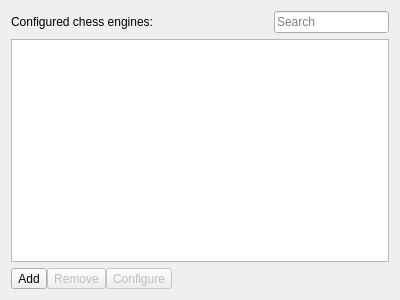
cutechess/cutechess, file projects/gui/ui/enginemanagementwidget.ui: the form before one commit.
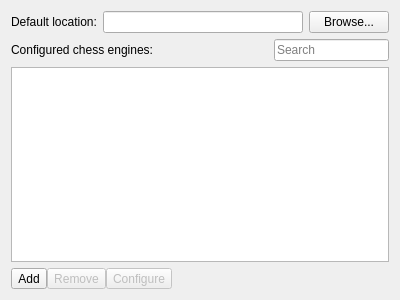
The form after the commit. Icons and pictures are not drawn.

Commit message:
gui: default base folder for new chess engines (#59)
UI may still need tweaking.

```diff
--- a/projects/gui/ui/enginemanagementwidget.ui
+++ b/projects/gui/ui/enginemanagementwidget.ui
@@ -14,6 +14,27 @@
    <string>Form</string>
   </property>
   <layout class="QVBoxLayout" name="verticalLayout">
+   <item>
+    <layout class="QHBoxLayout" name="horizontalLayout">
+     <item>
+      <widget class="QLabel" name="label_2">
+       <property name="text">
+        <string>Default location:</string>
+       </property>
+      </widget>
+     </item>
+     <item>
+      <widget class="QLineEdit" name="m_defaultLocationEdit"/>
+     </item>
+     <item>
+      <widget class="QPushButton" name="m_browseDefaultLocationBtn">
+       <property name="text">
+        <string>Browse...</string>
+       </property>
+      </widget>
+     </item>
+    </layout>
+   </item>
    <item>
     <layout class="QHBoxLayout" name="horizontalLayout_2">
      <item>
```
The commit also changes 3 other files.
